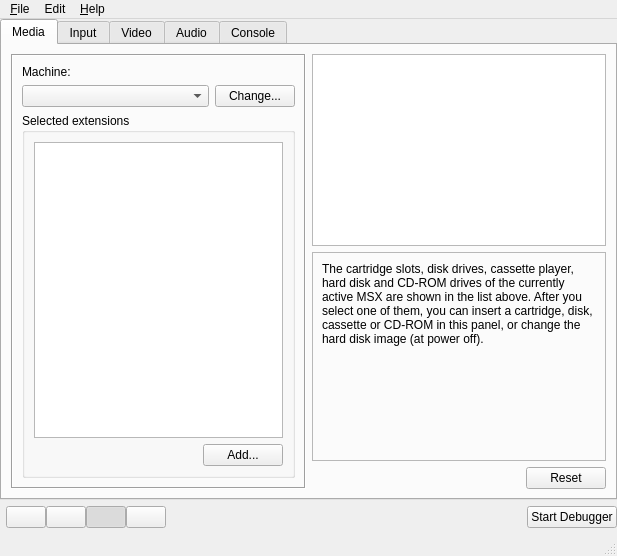
The window that main.ui (openMSX/catapult) describes before a commit, drawn with Qt 5.
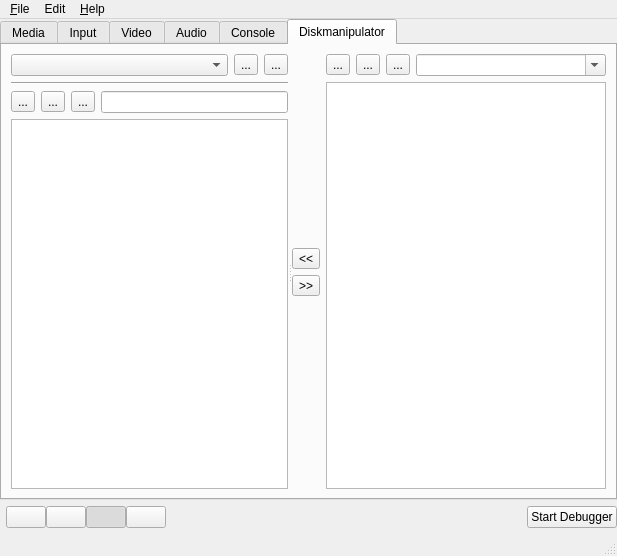
The same window after the commit. Icons and pictures are not drawn.

Commit message: No code, only the first steps towards a diskmanipulator tab!

Patch:
```diff
--- a/main.ui
+++ b/main.ui
@@ -26,7 +26,7 @@
     <item>
      <widget class="QTabWidget" name="tabWidget" >
       <property name="currentIndex" >
-       <number>0</number>
+       <number>5</number>
       </property>
       <widget class="QWidget" name="mediaTab" >
        <attribute name="title" >
@@ -1288,6 +1288,257 @@
         </item>
        </layout>
       </widget>
+      <widget class="QWidget" name="diskmanipulatorTab" >
+       <property name="enabled" >
+        <bool>true</bool>
+       </property>
+       <attribute name="title" >
+        <string>Diskmanipulator</string>
+       </attribute>
+       <layout class="QVBoxLayout" >
+        <property name="margin" >
+         <number>9</number>
+        </property>
+        <property name="spacing" >
+         <number>6</number>
+        </property>
+        <item>
+         <widget class="QSplitter" name="splitter" >
+          <property name="sizePolicy" >
+           <sizepolicy>
+            <hsizetype>7</hsizetype>
+            <vsizetype>7</vsizetype>
+            <horstretch>0</horstretch>
+            <verstretch>0</verstretch>
+           </sizepolicy>
+          </property>
+          <property name="orientation" >
+           <enum>Qt::Horizontal</enum>
+          </property>
+          <widget class="QWidget" name="layoutWidget" >
+           <layout class="QVBoxLayout" >
+            <property name="margin" >
+             <number>0</number>
+            </property>
+            <property name="spacing" >
+             <number>6</number>
+            </property>
+            <item>
+             <layout class="QHBoxLayout" >
+              <property name="margin" >
+               <number>0</number>
+              </property>
+              <property name="spacing" >
+               <number>6</number>
+              </property>
+              <item>
+               <widget class="QComboBox" name="mediaComboBox" />
+              </item>
+              <item>
+               <widget class="QToolButton" name="openImageButton" >
+                <property name="text" >
+                 <string>...</string>
+                </property>
+                <property name="icon" >
+                 <iconset>openfile.png</iconset>
+                </property>
+               </widget>
+              </item>
+              <item>
+               <widget class="QToolButton" name="newImageButton" >
+                <property name="text" >
+                 <string>...</string>
+                </property>
+                <property name="icon" >
+                 <iconset>newfile.png</iconset>
+                </property>
+               </widget>
+              </item>
+             </layout>
+            </item>
+            <item>
+             <widget class="Line" name="line" >
+              <property name="orientation" >
+               <enum>Qt::Horizontal</enum>
+              </property>
+             </widget>
+            </item>
+            <item>
+             <layout class="QHBoxLayout" >
+              <property name="margin" >
+               <number>0</number>
+              </property>
+              <property name="spacing" >
+               <number>6</number>
+              </property>
+              <item>
+               <widget class="QToolButton" name="dirUpButton" >
+                <property name="text" >
+                 <string>...</string>
+                </property>
+                <property name="icon" >
+                 <iconset>folderup.png</iconset>
+                </property>
+               </widget>
+              </item>
+              <item>
+               <widget class="QToolButton" name="dirReloadButton" >
+                <property name="text" >
+                 <string>...</string>
+                </property>
+                <property name="icon" >
+                 <iconset>folderreload.png</iconset>
+                </property>
+               </widget>
+              </item>
+              <item>
+               <widget class="QToolButton" name="dirNewButton" >
+                <property name="text" >
+                 <string>...</string>
+                </property>
+                <property name="icon" >
+                 <iconset>newfolder.png</iconset>
+                </property>
+               </widget>
+              </item>
+              <item>
+               <widget class="QLineEdit" name="lineEdit" >
+                <property name="readOnly" >
+                 <bool>true</bool>
+                </property>
+               </widget>
+              </item>
+             </layout>
+            </item>
+            <item>
+             <widget class="QTableWidget" name="tableWidget" />
+            </item>
+           </layout>
+          </widget>
+          <widget class="QWidget" name="layoutWidget" >
+           <layout class="QHBoxLayout" >
+            <property name="margin" >
+             <number>0</number>
+            </property>
+            <property name="spacing" >
+             <number>6</number>
+            </property>
+            <item>
+             <layout class="QVBoxLayout" >
+              <property name="margin" >
+               <number>0</number>
+              </property>
+              <property name="spacing" >
+               <number>6</number>
+              </property>
+              <item>
+               <spacer>
+                <property name="orientation" >
+                 <enum>Qt::Vertical</enum>
+                </property>
+                <property name="sizeHint" >
+                 <size>
+                  <width>20</width>
+                  <height>40</height>
+                 </size>
+                </property>
+               </spacer>
+              </item>
+              <item>
+               <widget class="QToolButton" name="importButton" >
+                <property name="text" >
+                 <string>&lt;&lt;</string>
+                </property>
+               </widget>
+              </item>
+              <item>
+               <widget class="QToolButton" name="exportButton" >
+                <property name="text" >
+                 <string>>></string>
+                </property>
+               </widget>
+              </item>
+              <item>
+               <spacer>
+                <property name="orientation" >
+                 <enum>Qt::Vertical</enum>
+                </property>
+                <property name="sizeHint" >
+                 <size>
+                  <width>20</width>
+                  <height>40</height>
+                 </size>
+                </property>
+               </spacer>
+              </item>
+             </layout>
+            </item>
+            <item>
+             <layout class="QVBoxLayout" >
+              <property name="margin" >
+               <number>0</number>
+              </property>
+              <property name="spacing" >
+               <number>6</number>
+              </property>
+              <item>
+               <layout class="QHBoxLayout" >
+                <property name="margin" >
+                 <number>0</number>
+                </property>
+                <property name="spacing" >
+                 <number>6</number>
+                </property>
+                <item>
+                 <widget class="QToolButton" name="hostDirUpButton" >
+                  <property name="text" >
+                   <string>...</string>
+                  </property>
+                  <property name="icon" >
+                   <iconset>folderup.png</iconset>
+                  </property>
+                 </widget>
+                </item>
+                <item>
+                 <widget class="QToolButton" name="hostDirReloadButton" >
+                  <property name="text" >
+                   <string>...</string>
+                  </property>
+                  <property name="icon" >
+                   <iconset>folderreload.png</iconset>
+                  </property>
+                 </widget>
+                </item>
+                <item>
+                 <widget class="QToolButton" name="hostDirNewButton" >
+                  <property name="text" >
+                   <string>...</string>
+                  </property>
+                  <property name="icon" >
+                   <iconset>newfolder.png</iconset>
+                  </property>
+                 </widget>
+                </item>
+                <item>
+                 <widget class="QComboBox" name="comboBox_2" >
+                  <property name="editable" >
+                   <bool>true</bool>
+                  </property>
+                 </widget>
+                </item>
+               </layout>
+              </item>
+              <item>
+               <widget class="QTableWidget" name="tableWidget_2" />
+              </item>
+             </layout>
+            </item>
+           </layout>
+          </widget>
+         </widget>
+        </item>
+       </layout>
+      </widget>
      </widget>
     </item>
     <item>
```
The commit also changes 5 other files.
